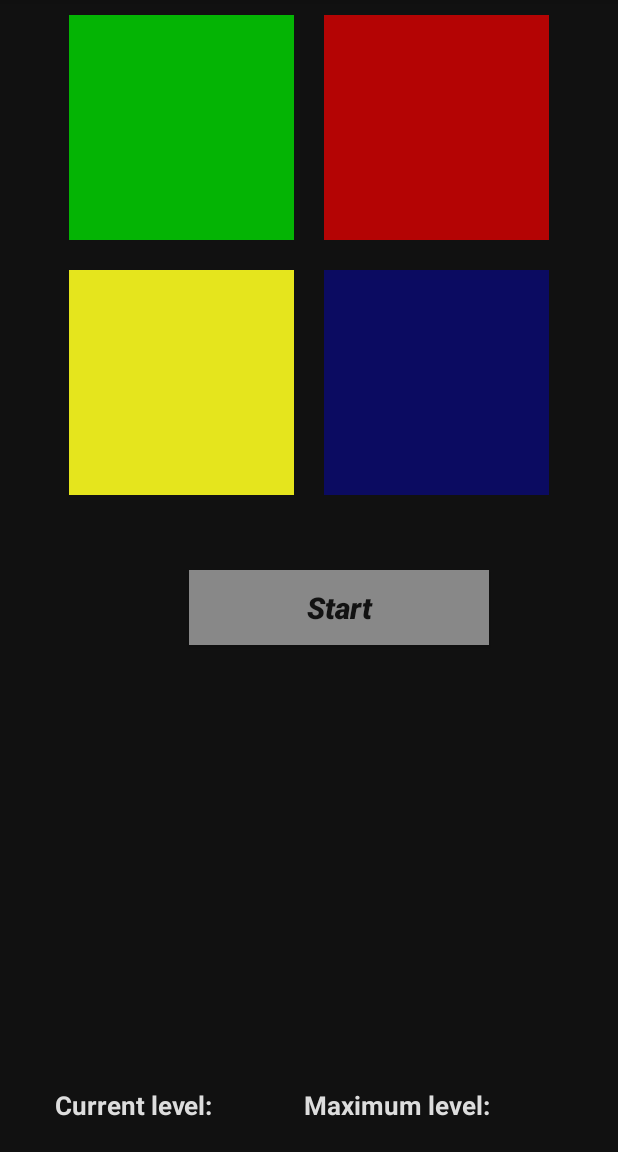
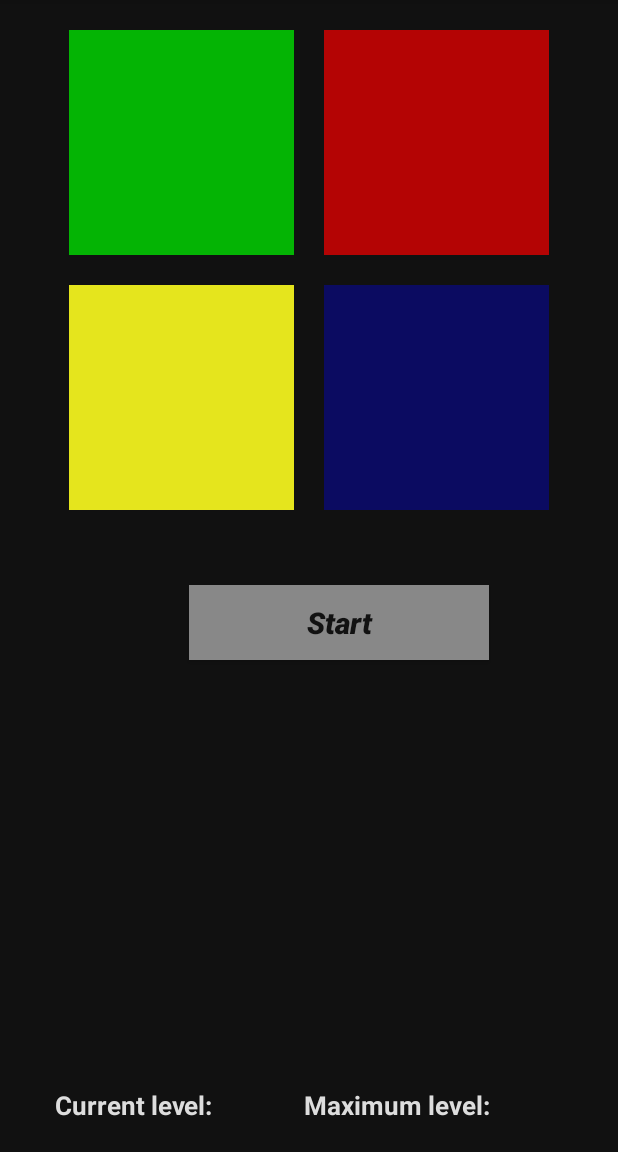
Before and after one commit to jmajyo/Simon, an Android app: the screen it shows after launch (MainActivity), on a phone screen of 412 x 824 dp, the part 84-1236 px from its top. Run offline under Robolectric (Android 15) with nearby library versions, the phone set to English and light mode, and no system bars; 1 statement that could not run was skipped.

Commit message:
added language in spanish, modify some visual element, fix and issue with max score

```diff
--- a/app/src/main/java/com/jmajyo/simondice/MainActivity.java
+++ b/app/src/main/java/com/jmajyo/simondice/MainActivity.java
@@ -175,7 +175,7 @@ public class MainActivity extends AppCompatActivity {
             if(simon.getLevel()>simon.getMaxLevel())
             {
                 simon.setMaxLevel(simon.getLevel());
-                maxLevelText.setText(simon.getMaxLevel());
+                maxLevelText.setText("" + simon.getMaxLevel());
             }
             disabledButons();
             simon.playSound(GAME_OVER);
--- a/app/src/main/res/layout/activity_main.xml
+++ b/app/src/main/res/layout/activity_main.xml
@@ -15,14 +15,20 @@
         android:id="@+id/activity_main___green_button"
         android:layout_width="150dp"
         android:layout_height="150dp"
-        android:layout_margin="10dp"
+        android:layout_marginTop="20dp"
+        android:layout_marginBottom="10dp"
+        android:layout_marginLeft="10dp"
+        android:layout_marginRight="10dp"
         android:background="@drawable/green_button" />
     <Button
         android:id="@+id/activity_main___red_button"
         android:layout_width="150dp"
         android:layout_height="150dp"
         android:layout_toRightOf="@id/activity_main___green_button"
-        android:layout_margin="10dp"
+        android:layout_marginTop="20dp"
+        android:layout_marginBottom="10dp"
+        android:layout_marginLeft="10dp"
+        android:layout_marginRight="10dp"
         android:background="@drawable/red_button"
         />
     <Button
@@ -49,7 +55,7 @@
         android:textAllCaps="false"
         android:background="#888888"
         android:layout_centerInParent="true"
-        android:text="Start"
+        android:text="@string/start"
         android:textStyle="bold|italic"
         android:textSize="20sp"/>
     <TextView
@@ -57,7 +63,7 @@
         android:layout_width="105dp"
         android:layout_height="30dp"
         android:layout_alignParentBottom="true"
-        android:text="Current level:"
+        android:text="@string/current_level"
         android:textColor="#DDDDDD"
         android:gravity="center"
         android:textStyle="bold"
@@ -79,7 +85,7 @@
         android:layout_width="125dp"
         android:layout_height="30dp"
         android:layout_alignParentBottom="true"
-        android:text="Maximum level:"
+        android:text="@string/maximum_level"
         android:layout_marginLeft="20dp"
         android:textColor="#DDDDDD"
         android:gravity="center"
--- a/app/src/main/res/values/strings.xml
+++ b/app/src/main/res/values/strings.xml
@@ -1,3 +1,6 @@
 <resources>
     <string name="app_name">SimonDice</string>
+    <string name="start">Start</string>
+    <string name="current_level">Current level:</string>
+    <string name="maximum_level">Maximum level:</string>
 </resources>
```
Also changed, not shown: 1 other file.
